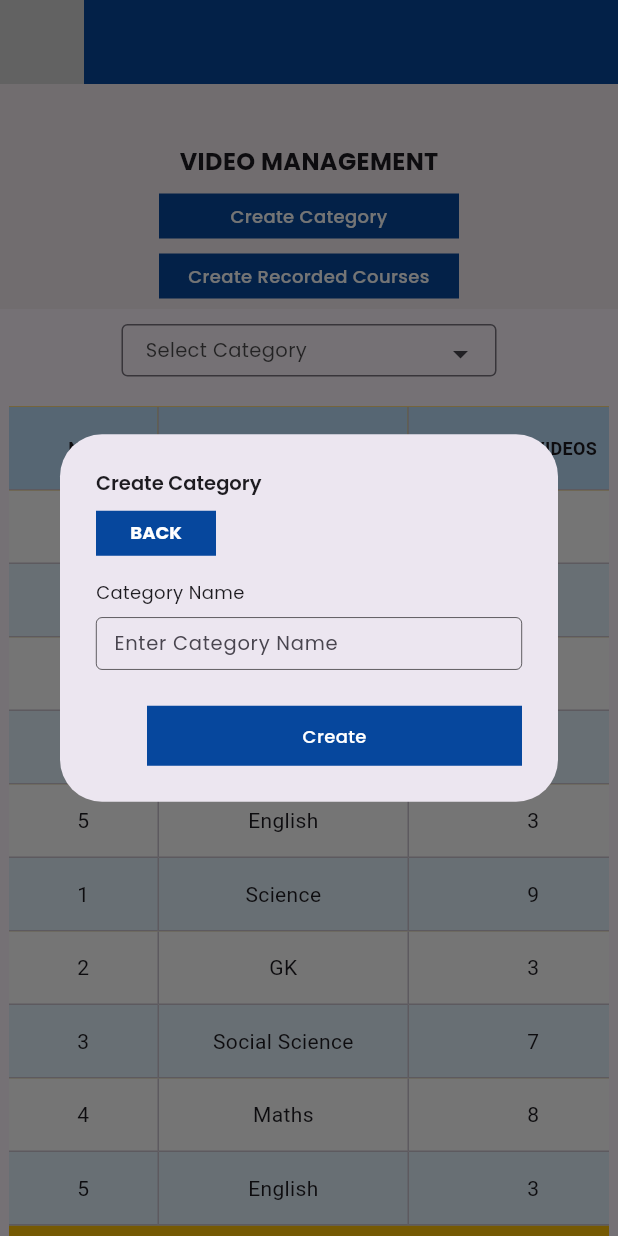
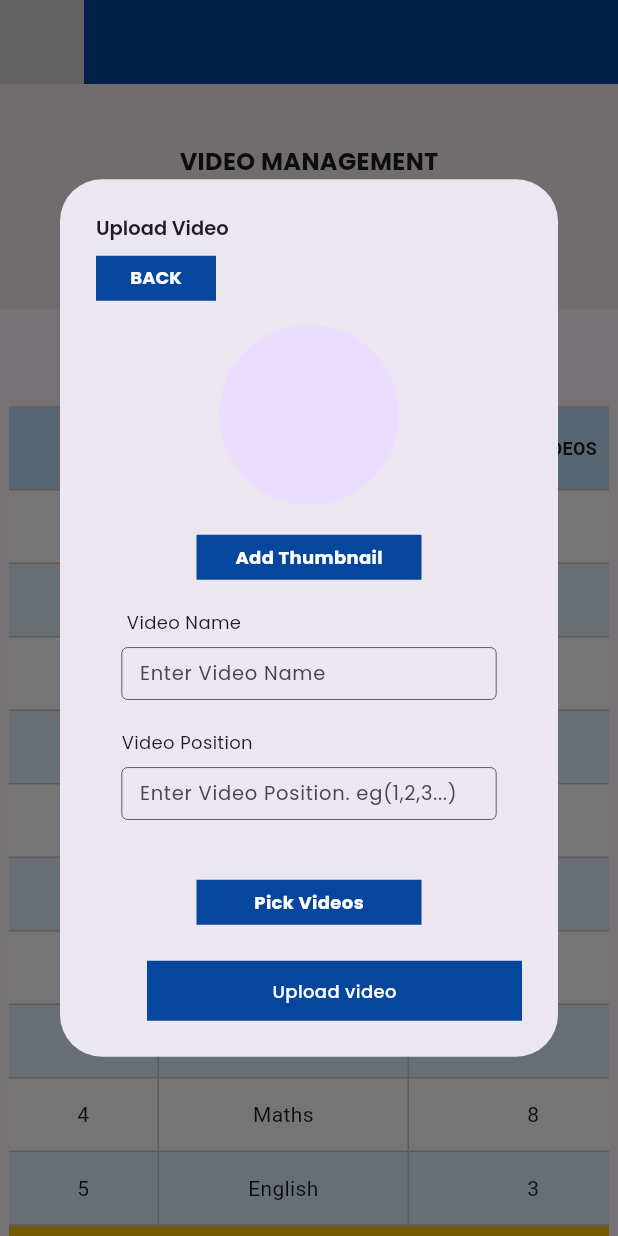
Before and after one commit to Abin56/SCIPRO_Website-Vectorwind, a Flutter app: the screen it shows after launch, after a tap on "Create Category", on a phone screen of 412 x 824 dp. Run offline on Flutter 3.47's test engine with Material 3 defaults, Android fonts, the phone set to English and light mode, and no system bars; drawn by our look-alikes of dropdown_search, syncfusion_flutter_datagrid; our stand-ins replace firebase_core, fluttertoast, google_fonts; missing offline and left inert: dart:html, sidebar_drawer; accounts and stored records are empty; statements that could not run were skipped.

Commit message:
video upload 1commit

```diff
--- a/lib/view/admin_panel/video_management/upload_video/uploadvideo.dart
+++ b/lib/view/admin_panel/video_management/upload_video/uploadvideo.dart
@@ -1,5 +1,6 @@
 import 'package:flutter/material.dart';
 import 'package:scipro_website/view/colors/colors.dart';
+import 'package:scipro_website/view/constant/constant.validate.dart';
 import 'package:scipro_website/view/fonts/google_poppins.dart';
 import 'package:scipro_website/view/widgets/custom_showDilog/custom_showdilog.dart';
 import 'package:scipro_website/view/widgets/responsive/responsive.dart';
@@ -7,22 +8,15 @@ import 'package:scipro_website/view/widgets/responsive/responsive.dart';
 import '../../../widgets/textform feild Widget/textformfeildWidget.dart';
 
 uploadVideoShowDilogue(BuildContext context) {
-  customShowDilogBox(
-      context: context,
-      title: "Upload Video",
-      actiontext: "Upload video",
-      children: [
-        ResponsiveWebSite.isMobile(context)
-            ? SizedBox(
-                height: 400,
-                width: 600,
-                child: Column(
-                  mainAxisAlignment: MainAxisAlignment.center,
-                  crossAxisAlignment: CrossAxisAlignment.center,
-                  children: [
+  TextEditingController videonNamecontroller = TextEditingController();
+  TextEditingController videoPositioncontroller = TextEditingController();
+/////////////////////
+////////
+  ///video Upload Widget List
+  List<Widget> uploadVedioWidgets = [
     const CircleAvatar(
-                      radius: 50,
-                    ),
+      radius: 60,
+    ), /////////////////////////////////1/////////Circle Avathar
     Padding(
       padding: const EdgeInsets.only(top: 20),
       child: Container(
@@ -39,25 +33,21 @@ uploadVideoShowDilogue(BuildContext context) {
               fontWeight: FontWeight.bold),
         ),
       ),
-                    ),
-                    Padding(
-                      padding: const EdgeInsets.only(top: 20),
-                      child: TextFormFiledContainerWidget(
-                        hintText: 'Video Name',
-                        title: "Enter Video Name",
+    ), ////////////////////////////////////2//////////thumbnail
+    TextFormFiledContainerWidget(
+      hintText: 'Enter Video Name',
+      title: " Video Name",
       width: 250,
-                      ),
-                    ),
-                    Padding(
-                      padding: const EdgeInsets.only(
-                        top: 20,
-                      ),
-                      child: TextFormFiledContainerWidget(
-                        hintText: 'Enter Position. eg(1,2,3...)',
-                        title: "Enter Video Position",
+      validator: checkFieldEmpty,
+      controller: videonNamecontroller,
+    ), /////////////////////////////////////////3//// 'Video Name Textform feild
+    TextFormFiledContainerWidget(
+      hintText: 'Enter Video Position. eg(1,2,3...)',
+      title: "Video Position",
       width: 250,
-                      ),
-                    ),
+      validator: checkFieldEmpty,
+      controller: videoPositioncontroller,
+    ), ////////////////////////////////////////////4//////////Videoposition Text formfeild
     Padding(
       padding: const EdgeInsets.only(top: 20),
       child: Container(
@@ -74,100 +64,94 @@ uploadVideoShowDilogue(BuildContext context) {
               fontWeight: FontWeight.bold),
         ),
       ),
+    ), ///////////////////////////////////////////////////////pickvedio
+    Center(
+        child: GooglePoppinsWidgets(
+      text: "Enter Video Name :",
+      fontsize: 15,
+    )), /////////////6///////enter video name Text
+    Center(
+        child: GooglePoppinsWidgets(
+      text: "Enter Video Position :",
+      fontsize: 15,
+    )), //////////////////////7//////enter video position Text/////////
+    //////////////////////////
+  ];
+  return customShowDilogBox(
+      context: context,
+      title: "Upload Video",
+      actiontext: "Upload video",
+      actiononTapfuction: () {
+        final key = formKey;
+        if (key.currentState!.validate()) {}
+      },
+      children: [
+        ResponsiveWebSite.isMobile(context)
+            ? SizedBox(
+                height: 400,
+                width: 600,
+                child: Form(
+                  key: formKey,
+                  child: Column(
+                    mainAxisAlignment: MainAxisAlignment.center,
+                    crossAxisAlignment: CrossAxisAlignment.center,
+                    children: [
+                      uploadVedioWidgets[0],
+                      uploadVedioWidgets[1],
+                      Padding(
+                        padding: const EdgeInsets.only(top: 20),
+                        child: uploadVedioWidgets[2],
+                      ),
+                      Padding(
+                        padding: const EdgeInsets.only(top: 20),
+                        child: uploadVedioWidgets[3],
+                      ),
+                      Padding(
+                        padding: const EdgeInsets.only(top: 20),
+                        child: uploadVedioWidgets[4],
                       ),
                     ],
+                  ),
                 ),
               )
             : SizedBox(
                 height: 400,
                 width: 600,
+                child: Form(
+                  key: formKey,
                   child: Column(
                     children: [
-                    const CircleAvatar(
-                      radius: 70,
-                    ),
+                      uploadVedioWidgets[0],
+                      uploadVedioWidgets[1],
                       Padding(
-                      padding: const EdgeInsets.only(top: 20),
-                      child: Container(
-                        height: 30,
-                        width: 150,
-                        decoration: const BoxDecoration(
-                          color: themeColorBlue,
-                        ),
-                        child: Center(
-                          child: GooglePoppinsWidgets(
-                              text: 'Add Thumbnail',
-                              color: cWhite,
-                              fontsize: 12,
-                              fontWeight: FontWeight.bold),
-                        ),
-                      ),
-                    ),
-                    Padding(
-                      padding: const EdgeInsets.only(top: 20),
+                        padding: const EdgeInsets.only(top: 20, right: 80),
                         child: Row(
                           mainAxisAlignment: MainAxisAlignment.spaceEvenly,
                           children: [
-                          const Padding(
-                            padding: EdgeInsets.only(top: 20),
-                            child: Text(
-                              "Enter Video Name :",
-                              style: TextStyle(fontSize: 15),
+                            Padding(
+                              padding: const EdgeInsets.only(top: 30),
+                              child: uploadVedioWidgets[5],
                             ),
-                          ),
-                          Padding(
-                            padding: const EdgeInsets.only(right: 60),
-                            child: TextFormFiledContainerWidget(
-                              hintText: 'Video Name',
-                              title: "Enter Video Name",
-                              width: 300,
-                            ),
-                          ),
+                            uploadVedioWidgets[2]
                           ],
                         ),
                       ),
                       Padding(
-                      padding: const EdgeInsets.only(top: 20),
+                        padding: const EdgeInsets.only(top: 20, right: 90),
                         child: Row(
                           mainAxisAlignment: MainAxisAlignment.spaceEvenly,
                           children: [
-                          const Center(
-                              child: Padding(
-                            padding: EdgeInsets.only(top: 20),
-                            child: Text(
-                              "Enter Video Position :",
-                              style: TextStyle(fontSize: 15),
+                            Padding(
+                              padding: const EdgeInsets.only(top: 30),
+                              child: uploadVedioWidgets[6],
                             ),
-                          )),
-                          Padding(
-                            padding: const EdgeInsets.only(right: 70),
-                            child: TextFormFiledContainerWidget(
-                              hintText: 'Enter Position. eg(1,2,3...)',
-                              title: "Enter Video Position",
-                              width: 300,
-                            ),
-                          ),
+                            uploadVedioWidgets[3],
                           ],
                         ),
                       ),
-                    Padding(
-                      padding: const EdgeInsets.only(top: 20),
-                      child: Container(
-                        height: 30,
-                        width: 150,
-                        decoration: const BoxDecoration(
-                          color: themeColorBlue,
+                      uploadVedioWidgets[4],
+                    ],
                   ),
-                        child: Center(
-                          child: GooglePoppinsWidgets(
-                              text: 'Pick Videos',
-                              color: cWhite,
-                              fontsize: 12,
-                              fontWeight: FontWeight.bold),
-                        ),
-                      ),
-                    ),
-                  ],
                 ),
               )
       ],
--- a/lib/view/admin_panel/video_management/video_management.dart
+++ b/lib/view/admin_panel/video_management/video_management.dart
@@ -2,6 +2,7 @@ import 'package:dropdown_search/dropdown_search.dart';
 import 'package:flutter/material.dart';
 import 'package:google_fonts/google_fonts.dart';
 import 'package:scipro_website/view/admin_panel/video_management/functions/create_category.dart';
+import 'package:scipro_website/view/admin_panel/video_management/upload_video/uploadvideo.dart';
 import 'package:scipro_website/view/admin_panel/video_management/video_courses_list/view_courses/view_courses_list.dart';
 
 import '../../fonts/google_poppins.dart';
@@ -35,7 +36,8 @@ class VideoManagementSection extends StatelessWidget {
               ),
               child: GestureDetector(
                 onTap: () {
-                  createvideoCategory(context);
+                  uploadVideoShowDilogue(context);
+                 //  createvideoCategory(context);
                 },
                 child: const ButtonContainerWidget(
                   text: 'Create Category',
```
Lines whose indentation alone changed are shown as unchanged.
